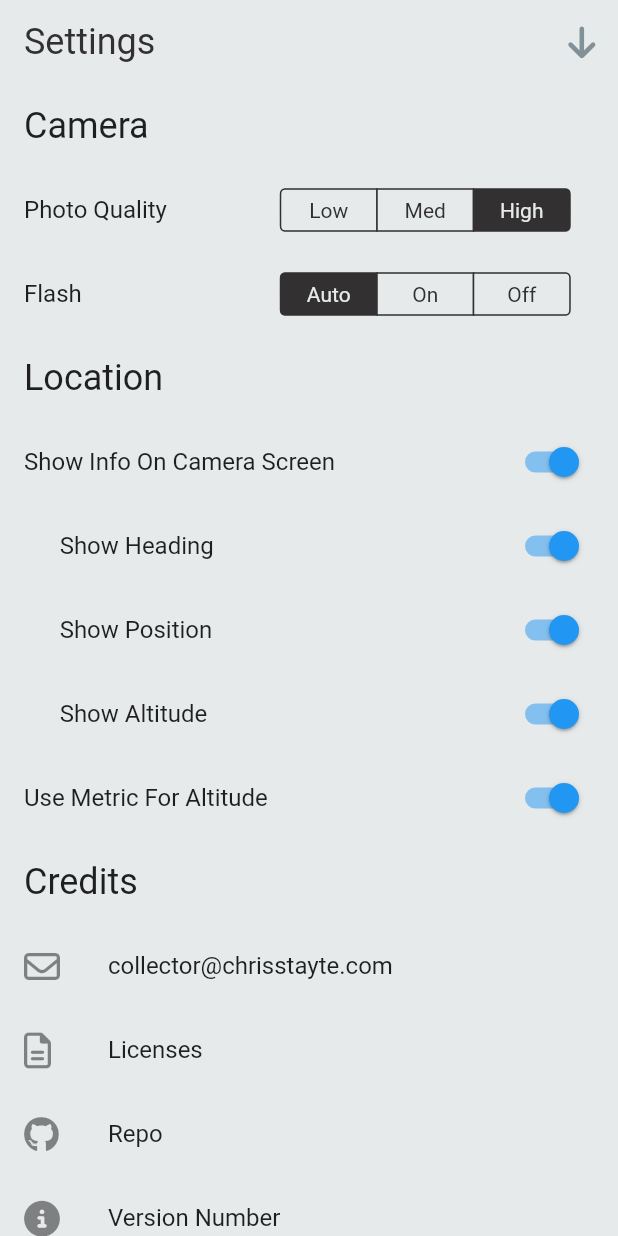
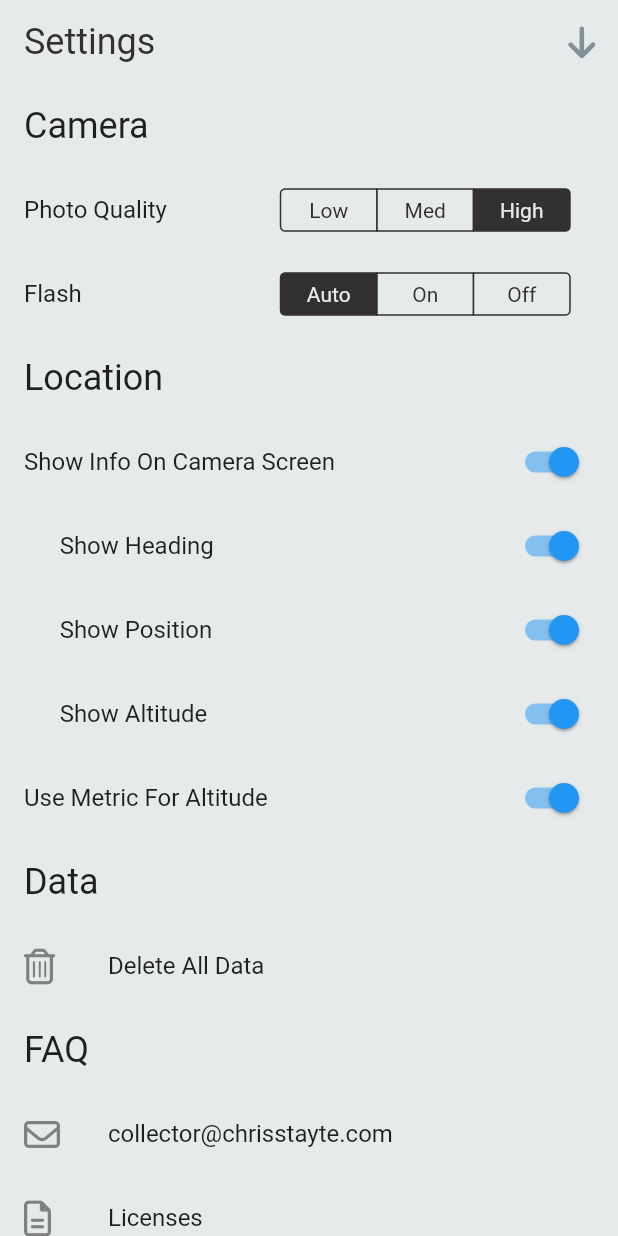
Before and after one commit to chrisstayte/Collector, a Flutter app: the SettingsScreen screen opened by its route, on a phone screen of 412 x 824 dp. Run offline on Flutter 3.47's test engine with Material 2 defaults, Android fonts, the phone set to English and light mode, and no system bars; our stand-ins replace auto_size_text, camera, flutter_compass, font_awesome_flutter, geolocator, page_transition and 2 more; accounts and stored records are empty.

Commit message:
added deletion

```diff
--- a/lib/providers/collector_provider.dart
+++ b/lib/providers/collector_provider.dart
@@ -70,4 +70,10 @@ class CollectorProvider extends ChangeNotifier {
     notifyListeners();
     await _saveCollectorItems();
   }
+
+  void deleteAllItems() async {
+    _collectorItems.clear();
+    notifyListeners();
+    await _saveCollectorItems();
+  }
 }
--- a/lib/screens/settings_screen.dart
+++ b/lib/screens/settings_screen.dart
@@ -1,5 +1,6 @@
 import 'package:camera/camera.dart';
 import 'package:collector/global/Global.dart';
+import 'package:collector/providers/collector_provider.dart';
 import 'package:collector/providers/settings_provider.dart';
 import 'package:flutter/cupertino.dart';
 import 'package:flutter/material.dart';
@@ -156,7 +157,20 @@ class _SettingsScreenState extends State<SettingsScreen> {
           ),
           ListTile(
             title: Text(
-              'Credits',
+              'Data',
+              style: Theme.of(context).textTheme.headline5,
+            ),
+          ),
+          ListTile(
+            leading: FaIcon(FontAwesomeIcons.trashCan),
+            title: Text('Delete All Data'),
+            onLongPress: () {
+              context.read<CollectorProvider>().deleteAllItems();
+            },
+          ),
+          ListTile(
+            title: Text(
+              'FAQ',
               style: Theme.of(context).textTheme.headline5,
             ),
           ),
```
